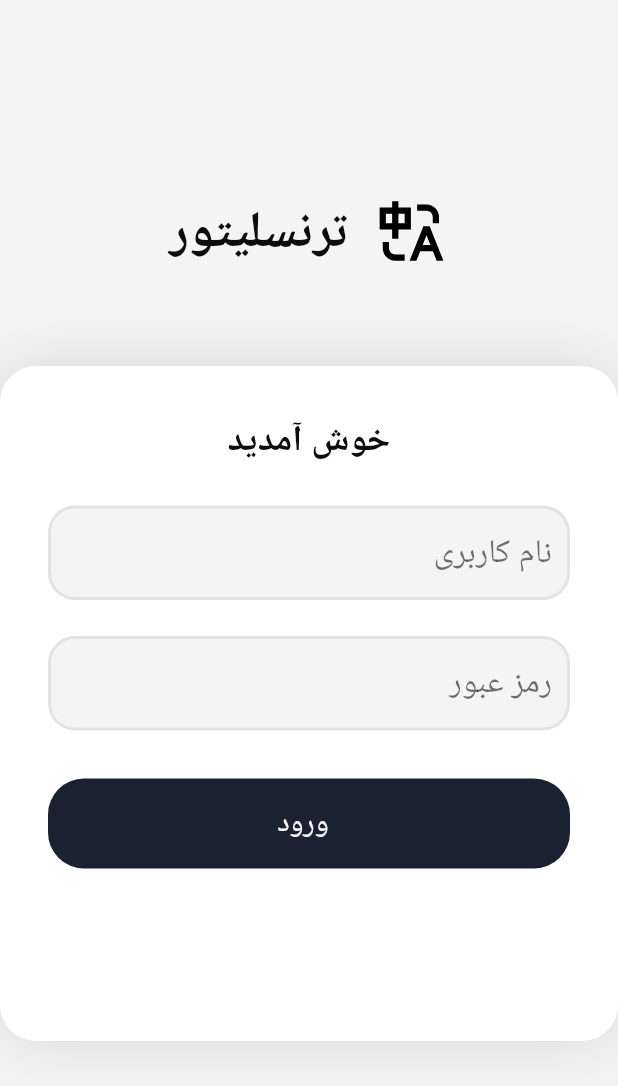
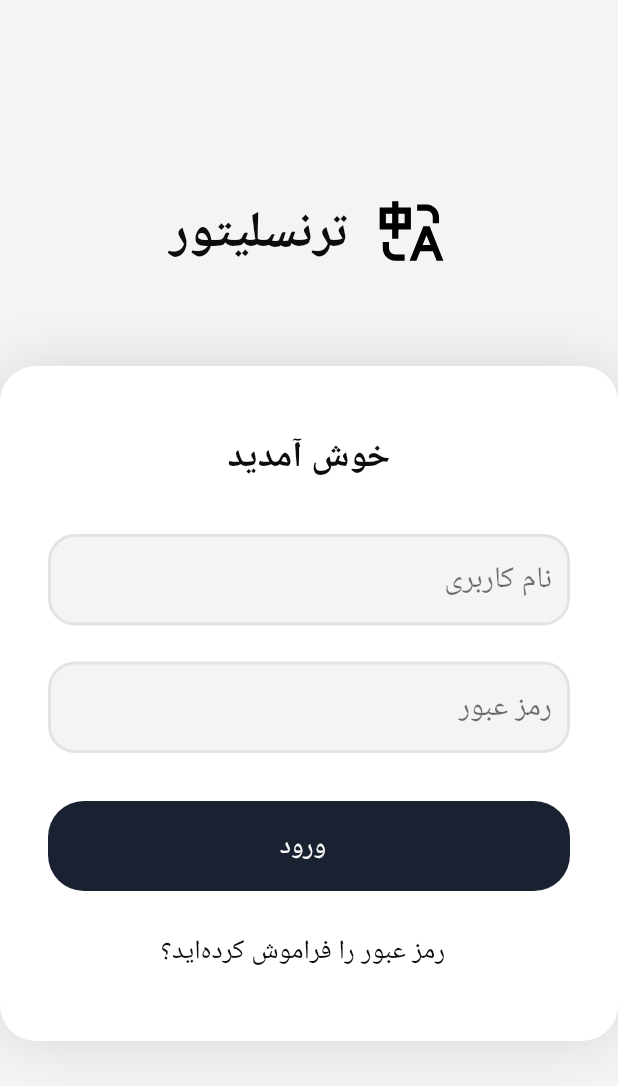
Before and after one commit to ArshiaShadanfar/translator, a Flutter app: the screen it shows after launch, on a phone screen of 412 x 824 dp. Shown: the top 1086 px of the screen. Run offline on Flutter 3.47's test engine with Material 3 defaults, Android fonts, the phone set to English and light mode, and no system bars; our stand-ins replace dropdown_button2, easy_sidemenu, file_picker, flutter_svg, get, google_fonts and 2 more; Roboto replaces fonts that are missing (Vazirmatn); project files that could hold a hidden picture were left out.

Commit message:
login page improved.

```diff
--- a/lib/main.dart
+++ b/lib/main.dart
@@ -59,9 +59,9 @@ class MyApp extends StatelessWidget {
                       textStyle:
                           TextStyle(fontSize: 24, fontWeight: FontWeight.bold)),
                   bodyMedium:
-                      GoogleFonts.vazirmatn(textStyle: TextStyle(fontSize: 22)),
+                      GoogleFonts.vazirmatn(textStyle: TextStyle(fontSize: 20)),
                   bodySmall:
-                      GoogleFonts.vazirmatn(textStyle: TextStyle(fontSize: 20)),
+                      GoogleFonts.vazirmatn(textStyle: TextStyle(fontSize: 18)),
                 )),
         home: const LoginView());
   }
@@ -263,9 +263,9 @@ class _MainScreenState extends State<MainScreen> {
                 ),
                 SideMenuItem(
                   title: '     ',
-                  // onTap: (index, _) {
-                  //   sideMenu.changePage(index);
-                  // },
+                  onTap: (index, _) {
+                    Get.off(const LoginView());
+                  },
                   iconWidget: Row(
                     children: [
                       Icon(Icons.exit_to_app_rounded,
--- a/lib/view/loginView.dart
+++ b/lib/view/loginView.dart
@@ -45,13 +45,15 @@ class LoginView extends StatelessWidget {
                       boxShadow: [BoxShadow(blurRadius: 32, color: Colors.black12)],
                       color: Colors.white),
                   child: Column(
+                    crossAxisAlignment: CrossAxisAlignment.center,
+                    mainAxisAlignment: MainAxisAlignment.center,
                     children: [
                       Text(
                         'خوش آمدید',
                         style: themeData.textTheme.bodyLarge,
                       ),
                       const SizedBox(
-                        height: 24,
+                        height: 32,
                       ),
                       MyInputField(
                           label: 'نام کاربری', controller: usernameController),
@@ -69,7 +71,9 @@ class LoginView extends StatelessWidget {
                               Get.off(const MainScreen());
                             }
                           },
-                          onHover: (b) {})
+                          onHover: (b) {}),
+                      const SizedBox(height: 24,),
+                      MyTextButton(title: 'رمز عبور را فراموش کرده‌اید؟', onTap: (){}, onHover: (b){})
                     ],
                   ),
                 ),
--- a/lib/widgets/buttons.dart
+++ b/lib/widgets/buttons.dart
@@ -116,6 +116,7 @@ class MyTextButton extends StatelessWidget {
       child: Container(
         padding: const EdgeInsets.fromLTRB(16, 4, 16, 4),
         child: Row(
+          mainAxisAlignment: MainAxisAlignment.center,
           children: [
             icon ?? SizedBox(),
             const SizedBox(
```
Also changed, not shown: lib/view/translateView.dart (+21 -12 lines).
